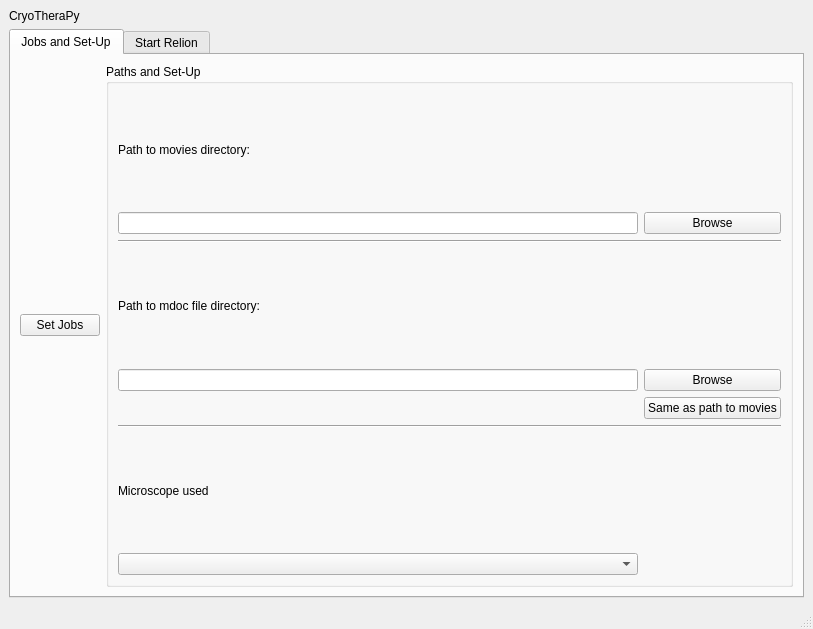
First picture: the form in src/gui/schemeGui.ui, repository Klumpe-lab/CryoBoost, before the edit.
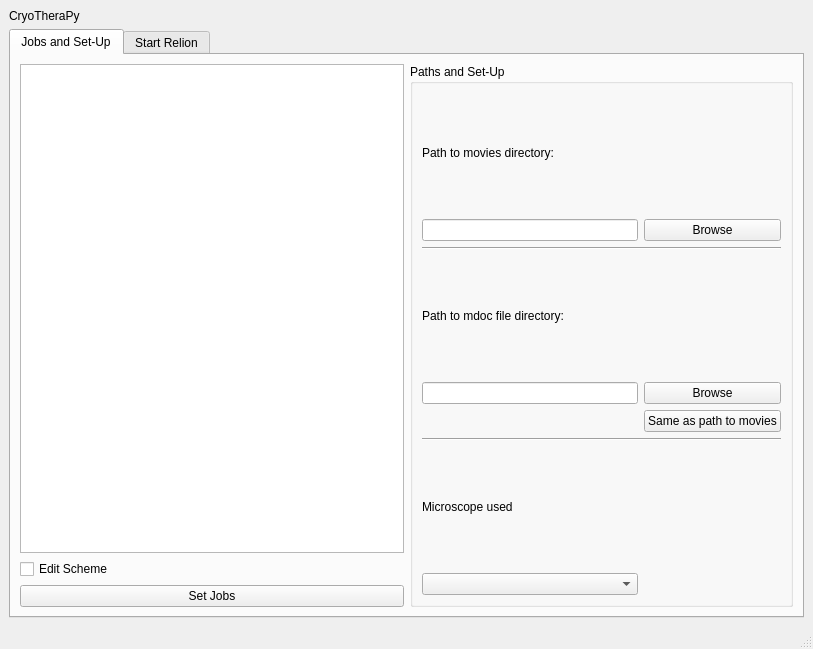
Second picture: the form after the edit.

Commit message: adapt to filter scheme

What changed in the file:
```diff
--- a/src/gui/schemeGui.ui
+++ b/src/gui/schemeGui.ui
@@ -7,7 +7,7 @@
     <x>0</x>
     <y>0</y>
     <width>813</width>
-    <height>629</height>
+    <height>649</height>
    </rect>
   </property>
   <property name="windowTitle">
@@ -31,15 +31,8 @@
        <attribute name="title">
         <string>Jobs and Set-Up</string>
        </attribute>
-       <layout class="QHBoxLayout" name="horizontalLayout_2">
-        <item>
-         <widget class="QPushButton" name="btn_makeJobTabs">
-          <property name="text">
-           <string>Set Jobs</string>
-          </property>
-         </widget>
-        </item>
-        <item>
+       <layout class="QGridLayout" name="gridLayout_3">
+        <item row="0" column="3" rowspan="3">
          <widget class="QGroupBox" name="groupBox_in_paths">
           <property name="title">
            <string>Paths and Set-Up</string>
@@ -117,6 +110,23 @@
           </layout>
          </widget>
         </item>
+        <item row="2" column="0">
+         <widget class="QPushButton" name="btn_makeJobTabs">
+          <property name="text">
+           <string>Set Jobs</string>
+          </property>
+         </widget>
+        </item>
+        <item row="1" column="0">
+         <widget class="QCheckBox" name="check_edit_scheme">
+          <property name="text">
+           <string>Edit Scheme</string>
+          </property>
+         </widget>
+        </item>
+        <item row="0" column="0">
+         <widget class="QTableWidget" name="table_scheme"/>
+        </item>
        </layout>
       </widget>
       <widget class="QWidget" name="tab_2">
```
Left out of the diff: 46 changed lines with no effect on the pictures. The commit also changes 9 other files.
